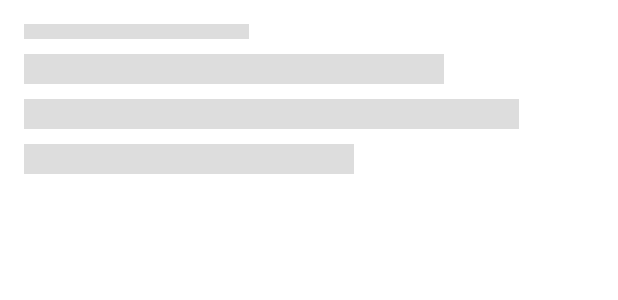
After one commit to Bossmaleo1/WeatherApp, an Android app: the layout shimmer_placeholder_item.xml on its own in the app's theme, with its tools: preview values and no code run, on a phone screen of 412 x 824 dp. The commit adds this screen. Shown: the top 300 px of the screen. Run offline under Robolectric (Android 15) with nearby library versions, the phone set to English and light mode, and no system bars.

Commit message:
implementation of shimmer placeholder in our app

```diff
--- a/app/build.gradle
+++ b/app/build.gradle
@@ -104,4 +104,7 @@ dependencies {
 
     implementation "com.github.bumptech.glide:glide:$glideVersion"
 
+    //our shimmer implementation
+    implementation 'com.facebook.shimmer:shimmer:0.4.0'
+
 }
--- a/app/src/main/AndroidManifest.xml
+++ b/app/src/main/AndroidManifest.xml
@@ -19,7 +19,9 @@
         android:supportsRtl="true"
         android:theme="@style/ThemeWeatherLight">
 
-
+        <meta-data
+            android:name="com.google.android.geo.API_KEY"
+            android:value="AIzaSyBAEd7TWmykhu3PuC13htYOfyRQmA5vkEU"/>
 
 
         <meta-data
--- /dev/null
+++ b/app/src/main/res/layout/shimmer_placeholder_item.xml
@@ -0,0 +1,50 @@
+<?xml version="1.0" encoding="utf-8"?>
+<RelativeLayout xmlns:android="http://schemas.android.com/apk/res/android"
+    android:layout_width="match_parent"
+    android:layout_height="wrap_content"
+    android:padding="@dimen/activity_padding">
+
+
+    <View
+        android:id="@+id/name"
+        android:layout_width="150dp"
+        android:layout_height="10dp"
+        android:layout_marginBottom="10dp"
+        android:background="@color/placeholder_bg" />
+
+    <View
+        android:layout_width="100dp"
+        android:layout_height="@dimen/placeholder_text_height"
+        android:layout_below="@id/name"
+        android:background="@color/placeholder_bg" />
+
+    <LinearLayout
+        android:layout_width="match_parent"
+        android:layout_height="wrap_content"
+        android:layout_marginBottom="40dp"
+        android:layout_marginTop="20dp"
+        android:orientation="vertical">
+
+        <View
+            android:layout_width="match_parent"
+            android:layout_height="@dimen/placeholder_text_height"
+            android:layout_marginRight="100dp"
+            android:background="@color/placeholder_bg" />
+
+        <View
+            android:layout_width="match_parent"
+            android:layout_height="@dimen/placeholder_text_height"
+            android:layout_marginRight="50dp"
+            android:layout_marginTop="10dp"
+            android:background="@color/placeholder_bg" />
+
+        <View
+            android:layout_width="match_parent"
+            android:layout_height="@dimen/placeholder_text_height"
+            android:layout_marginRight="160dp"
+            android:layout_marginTop="10dp"
+            android:background="@color/placeholder_bg" />
+
+    </LinearLayout>
+
+</RelativeLayout>
--- a/app/src/main/res/values/colors.xml
+++ b/app/src/main/res/values/colors.xml
@@ -4,7 +4,7 @@
     <color name="colorPrimaryDark">#304FFE</color>
     <color name="colorAccent">#188dc8</color>
     <color name="white">#FFFFFF</color>
-
     <color name="gray">#F5F5F5</color>
+    <color name="placeholder_bg">#dddddd</color>
 
 </resources>
--- /dev/null
+++ b/app/src/main/res/values/dimens.xml
@@ -0,0 +1,5 @@
+<?xml version="1.0" encoding="utf-8"?>
+<resources>
+    <dimen name="placeholder_text_height">20dp</dimen>
+    <dimen name="activity_padding">16dp</dimen>
+</resources>
```
Also changed, not shown: app/src/main/java/com/dagger/weatherapp/framework/viewmodel/ForeCastPeriodViewModel.kt (+11 -2 lines), app/src/main/java/com/dagger/weatherapp/presentation/fragment/HomeFragment.kt (+19 -5 lines), app/src/main/java/com/dagger/weatherapp/presentation/fragment/LaunchFragment.kt (+4 -4 lines), app/src/main/res/layout/fragment_home.xml (+24 -5 lines).
